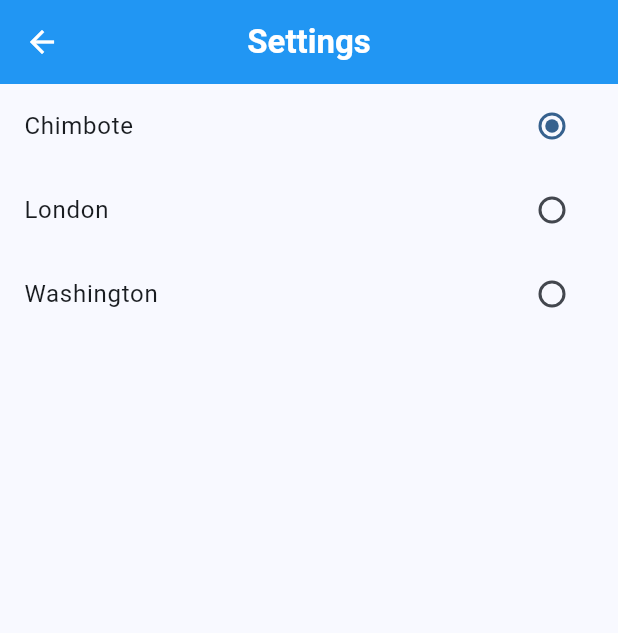
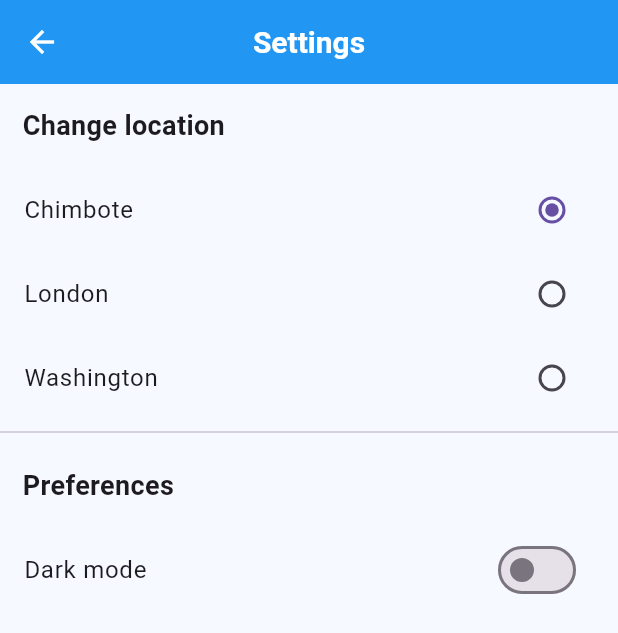
Before and after one commit to jor-mg/weather_app, a Flutter app: the screen it shows after launch, after a tap on the "settings" icon, on a phone screen of 412 x 824 dp. Shown: the top 633 px of the screen. Run offline on Flutter 3.47's test engine with Material 2 defaults, Android fonts, the phone set to English and light mode, and no system bars; our stand-ins replace card_swiper, shared_preferences; network calls fail.

Commit message:
Dark mode

```diff
--- /dev/null
+++ b/lib/config/theme.dart
@@ -0,0 +1,76 @@
+import 'package:flutter/material.dart';
+import 'package:weather_app/local_storage/local_storage.dart';
+
+class ThemeProvider with ChangeNotifier {
+  bool _isDark = false;
+  final ThemeData _themeDataLight = ThemeData.light(
+    useMaterial3: true,
+  ).copyWith(
+    appBarTheme: const AppBarTheme(
+      backgroundColor: Colors.blue,
+      titleTextStyle: TextStyle(
+        color: Colors.white,
+        fontWeight: FontWeight.bold,
+        fontSize: 20,
+      ),
+      iconTheme: IconThemeData(color: Colors.white),
+    ),
+    scaffoldBackgroundColor: const Color(0xFFF6F9FF),
+  );
+
+  final ThemeData _themeDataDark = ThemeData.dark(
+    useMaterial3: true,
+  ).copyWith(
+    appBarTheme: const AppBarTheme(
+      backgroundColor: Color(0xff892CDC),
+      titleTextStyle: TextStyle(
+        color: Colors.white,
+        fontWeight: FontWeight.bold,
+        fontSize: 20,
+      ),
+      iconTheme: IconThemeData(color: Colors.white),
+    ),
+  );
+
+  ThemeData _themeData = ThemeData.light(
+    useMaterial3: true,
+  ).copyWith(
+    appBarTheme: const AppBarTheme(
+      backgroundColor: Colors.blue,
+      titleTextStyle: TextStyle(
+        color: Colors.white,
+        fontWeight: FontWeight.bold,
+        fontSize: 20,
+      ),
+      iconTheme: IconThemeData(color: Colors.white),
+    ),
+    scaffoldBackgroundColor: const Color(0xFFF6F9FF),
+  );
+
+  bool get isDark => _isDark;
+
+  ThemeProvider() {
+    getThemeAtInit();
+  }
+
+  getThemeAtInit() {
+    final bool isDarkTheme = LocalStorage.isDark;
+    if (isDarkTheme) {
+      _themeData = _themeDataDark;
+    } else {
+      _themeData = _themeDataLight;
+    }
+    notifyListeners();
+  }
+
+  ThemeData getTheme() => _themeData;
+
+  void toggleTheme() {
+    LocalStorage.isDark = !LocalStorage.isDark;
+    _isDark = !_isDark;
+    _themeData = _themeData.brightness == Brightness.dark
+        ? _themeDataLight
+        : _themeDataDark;
+    notifyListeners();
+  }
+}
--- a/lib/controllers/forecast_controller.dart
+++ b/lib/controllers/forecast_controller.dart
@@ -35,12 +35,15 @@ class ForecastController extends ChangeNotifier {
 
     final response = await http.get(url);
 
-    final jsonData = json.decode(response.body);
-    final weatherModelR = forecastFromJson(json.encode(jsonData));
-    //forecastss.add(forecastR);
-    _weatherModel = weatherModelR;
-    _isLoading = false;
-    notifyListeners();
+    if (response.statusCode == 200) {
+      final jsonData = json.decode(response.body);
+      final weatherModelR = forecastFromJson(json.encode(jsonData));
+      _weatherModel = weatherModelR;
+      _isLoading = false;
+      notifyListeners();
+    } else {
+      print('Error');
+    }
 
     print(response.body);
   }
--- a/lib/local_storage/local_storage.dart
+++ b/lib/local_storage/local_storage.dart
@@ -4,6 +4,9 @@ class LocalStorage {
   static late SharedPreferences _prefs;
 
   static String _city = 'Chimbote';
+
+  //Dark mode
+  static bool _isDark = false;
 
   static Future<void> initializePrefs() async {
     _prefs = await SharedPreferences.getInstance();
@@ -17,4 +20,14 @@ class LocalStorage {
     _city = city;
     _prefs.setString('city', city);
   }
+
+  //Dark mode
+  static bool get isDark {
+    return _prefs.getBool('isDark') ?? _isDark;
+  }
+
+  static set isDark(bool isDark) {
+    _isDark = isDark;
+    _prefs.setBool('isDark', isDark);
+  }
 }
--- a/lib/main.dart
+++ b/lib/main.dart
@@ -1,5 +1,6 @@
 import 'package:flutter/material.dart';
 import 'package:provider/provider.dart';
+import 'package:weather_app/config/theme.dart';
 import 'package:weather_app/controllers/forecast_controller.dart';
 import 'package:weather_app/local_storage/local_storage.dart';
 import 'package:weather_app/views/home_view.dart';
@@ -21,6 +22,10 @@ class AppState extends StatelessWidget {
           create: (_) => ForecastController(),
           lazy: false,
         ),
+        ChangeNotifierProvider(
+          create: (_) => ThemeProvider(),
+          lazy: false,
+        ),
       ],
       child: const MyApp(),
     );
@@ -32,13 +37,44 @@ class MyApp extends StatelessWidget {
 
   @override
   Widget build(BuildContext context) {
+    final themeProvider = context.watch<ThemeProvider>();
+
     return MaterialApp(
       debugShowCheckedModeBanner: false,
       title: 'WEATHERAPP',
-      theme: ThemeData(
-        colorScheme: ColorScheme.fromSeed(seedColor: Colors.blue),
-        useMaterial3: true,
-      ),
+      theme: themeProvider.getTheme(),
+      // theme: ThemeData(
+      //   colorScheme: ColorScheme.fromSeed(seedColor: Colors.blue),
+      //   useMaterial3: true,
+      //   brightness: Brightness.light,
+      // ),
+      // theme: ThemeData.light(
+      //   useMaterial3: true,
+      // ).copyWith(
+      //   appBarTheme: const AppBarTheme(
+      //     backgroundColor: Colors.blue,
+      //     titleTextStyle: TextStyle(
+      //       color: Colors.white,
+      //       fontWeight: FontWeight.bold,
+      //       fontSize: 20,
+      //     ),
+      //     iconTheme: IconThemeData(color: Colors.white),
+      //   ),
+      //   scaffoldBackgroundColor: const Color(0xFFF6F9FF),
+      // ),
+      // theme: ThemeData.dark(
+      //   useMaterial3: true,
+      // ).copyWith(
+      //   appBarTheme: const AppBarTheme(
+      //     backgroundColor: Color(0xff892CDC),
+      //     titleTextStyle: TextStyle(
+      //       color: Colors.white,
+      //       fontWeight: FontWeight.bold,
+      //       fontSize: 20,
+      //     ),
+      //     iconTheme: IconThemeData(color: Colors.white),
+      //   ),
+      // ),
       home: const HomeView(),
     );
   }
--- a/lib/views/home_view.dart
+++ b/lib/views/home_view.dart
@@ -17,8 +17,15 @@ class HomeView extends StatelessWidget {
 
     final forecastController = context.watch<ForecastController>();
 
+    final textStyle = TextStyle(
+      fontWeight: FontWeight.w400,
+      color: Theme.of(context).brightness == Brightness.dark
+          ? const Color(0xff892CDC)
+          : Colors.blue,
+    );
+
     return Scaffold(
-      backgroundColor: const Color(0xFFF6F9FF),
+      //backgroundColor: const Color(0xFFF6F9FF),
       appBar: CustomAppBarWidget(
         title: 'WEATHER APP',
         actions: [
@@ -95,7 +102,11 @@ class HomeView extends StatelessWidget {
                               padding: const EdgeInsets.all(20),
                               decoration: BoxDecoration(
                                 borderRadius: BorderRadius.circular(20),
-                                color: Colors.white,
+                                //color: Colors.white,
+                                color: Theme.of(context).brightness ==
+                                        Brightness.dark
+                                    ? const Color(0xff2D2D2D)
+                                    : Colors.white,
                                 boxShadow: const [
                                   BoxShadow(
                                     color: Color.fromARGB(31, 194, 194, 194),
@@ -115,14 +126,12 @@ class HomeView extends StatelessWidget {
                                             'TODAY',
                                             style: TextStyle(
                                               fontWeight: FontWeight.bold,
+                                              fontSize: 16,
                                             ),
                                           ),
                                           Text(
                                             dayOfWeek,
-                                            style: const TextStyle(
-                                              fontWeight: FontWeight.w400,
-                                              color: Colors.blue,
-                                            ),
+                                            style: textStyle,
                                           ),
                                         ],
                                       ),
@@ -146,6 +155,7 @@ class HomeView extends StatelessWidget {
                                           'https:${weather.day.condition.icon}'),
                                     ],
                                   ),
+                                  const SizedBox(height: 10),
                                   Row(
                                     mainAxisAlignment:
                                         MainAxisAlignment.spaceEvenly,
@@ -200,7 +210,11 @@ class HomeView extends StatelessWidget {
                             padding: const EdgeInsets.all(20),
                             decoration: BoxDecoration(
                               borderRadius: BorderRadius.circular(20),
-                              color: Colors.white,
+                              //color: Colors.white,
+                              color: Theme.of(context).brightness ==
+                                      Brightness.dark
+                                  ? const Color(0xff2D2D2D)
+                                  : Colors.white,
                               boxShadow: const [
                                 BoxShadow(
                                   color: Color.fromARGB(31, 194, 194, 194),
@@ -213,10 +227,7 @@ class HomeView extends StatelessWidget {
                               children: [
                                 Text(
                                   dayOfWeek,
-                                  style: const TextStyle(
-                                    fontWeight: FontWeight.w400,
-                                    color: Colors.blue,
-                                  ),
+                                  style: textStyle,
                                 ),
                                 const Spacer(),
                                 Column(
--- a/lib/views/settings_view.dart
+++ b/lib/views/settings_view.dart
@@ -1,8 +1,10 @@
 import 'package:flutter/material.dart';
 //
 import 'package:provider/provider.dart';
+import 'package:weather_app/config/theme.dart';
 //
 import 'package:weather_app/controllers/forecast_controller.dart';
+import 'package:weather_app/local_storage/local_storage.dart';
 import 'package:weather_app/views/widgets/custom_appbar_widget.dart';
 
 class SettingsView extends StatelessWidget {
@@ -11,12 +13,24 @@ class SettingsView extends StatelessWidget {
   @override
   Widget build(BuildContext context) {
     final forecastController = context.watch<ForecastController>();
+    final themeProvider = context.watch<ThemeProvider>();
     final selectedCity = forecastController.selectedCity;
 
     return Scaffold(
       appBar: const CustomAppBarWidget(title: 'Settings'),
       body: Column(
+        crossAxisAlignment: CrossAxisAlignment.start,
         children: [
+          const Padding(
+            padding: EdgeInsets.all(15.0),
+            child: Text(
+              'Change location',
+              style: TextStyle(
+                fontWeight: FontWeight.w700,
+                fontSize: 18,
+              ),
+            ),
+          ),
           RadioListTile(
             value: 'Chimbote',
             groupValue: selectedCity,
@@ -38,6 +52,24 @@ class SettingsView extends StatelessWidget {
             onChanged: (val) => forecastController.changeSelectedCity(val!),
             title: const Text('Washington'),
           ),
+          const Divider(),
+          const Padding(
+            padding: EdgeInsets.all(15.0),
+            child: Text(
+              'Preferences',
+              style: TextStyle(
+                fontWeight: FontWeight.w700,
+                fontSize: 18,
+              ),
+            ),
+          ),
+          SwitchListTile(
+            value: LocalStorage.isDark,
+            onChanged: (val) {
+              themeProvider.toggleTheme();
+            },
+            title: const Text('Dark mode'),
+          )
         ],
       ),
     );
--- a/lib/views/widgets/card_info_widget.dart
+++ b/lib/views/widgets/card_info_widget.dart
@@ -27,12 +27,14 @@ class CardInfoWidget extends StatelessWidget {
       padding: const EdgeInsets.all(10),
       decoration: BoxDecoration(
         borderRadius: BorderRadius.circular(isVertical ? 20 : 10),
-        color: Colors.white,
+        color: Theme.of(context).brightness == Brightness.dark
+            ? const Color(0xff2D2D2D)
+            : Colors.white,
         boxShadow: [
           BoxShadow(
             color: isVertical
                 ? const Color.fromARGB(31, 194, 194, 194)
-                : const Color.fromARGB(31, 175, 175, 175),
+                : const Color.fromARGB(31, 129, 129, 129),
             blurRadius: 10,
           ),
         ],
--- a/lib/views/widgets/custom_appbar_widget.dart
+++ b/lib/views/widgets/custom_appbar_widget.dart
@@ -14,19 +14,10 @@ class CustomAppBarWidget extends StatelessWidget
   @override
   Widget build(BuildContext context) {
     return AppBar(
-      title: Text(
-        title,
-        style: const TextStyle(
-          color: Colors.white,
-          fontWeight: FontWeight.bold,
-        ),
-      ),
-      backgroundColor: Colors.blue,
+      title: Text(title),
+      //backgroundColor: Colors.blue,
       centerTitle: true,
       actions: actions,
-      iconTheme: const IconThemeData(
-        color: Colors.white,
-      ),
     );
   }
 
```
Also changed, not shown: lib/views/detail_weather_view.dart (+6 -4 lines).
